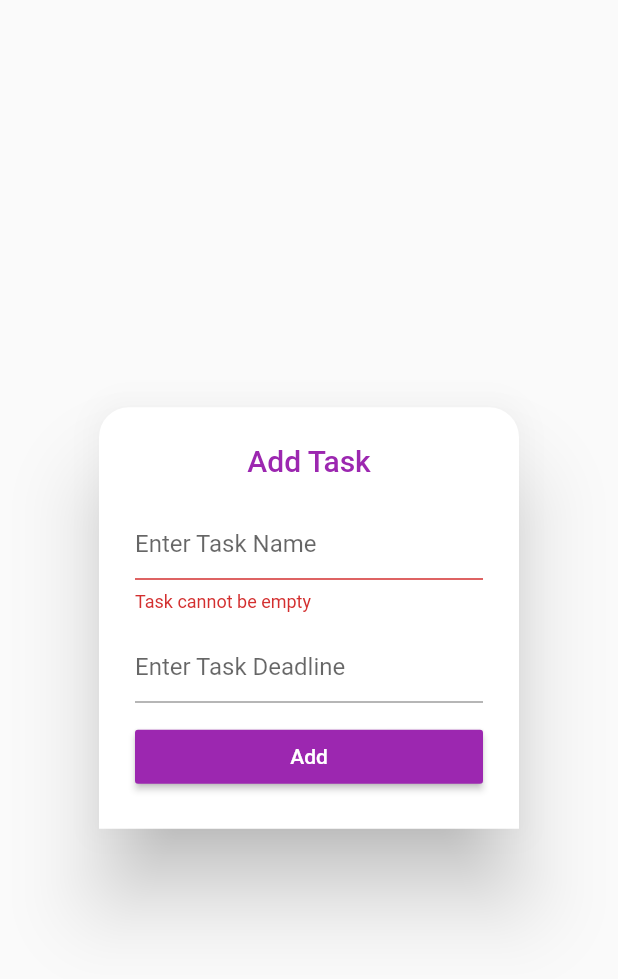
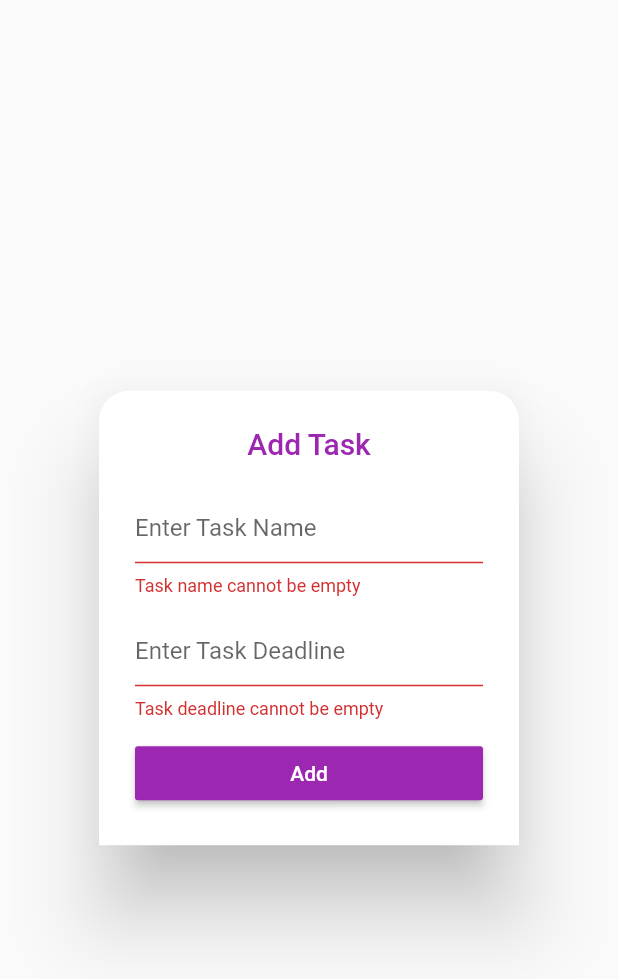
Before and after one commit to YusifGhonimDev/my_tasks, a Flutter app: the TaskDialog widget shown alone on an empty page, opened directly, after a tap on "Add", on a phone screen of 412 x 824 dp. Shown: the top 979 px of the screen. Run offline on Flutter 3.47's test engine with Material 2 defaults, Android fonts, the phone set to English and light mode, and no system bars; our stand-ins replace bloc, flutter_bloc, flutter_local_notifications, flutter_slidable, rxdart, sqflite and 1 more; accounts and stored records are empty.

Commit message:
added deadline to list

```diff
--- a/lib/business_logic/notification_cubit/notification_state.dart
+++ /dev/null
@@ -1,12 +0,0 @@
-part of 'notification_cubit.dart';
-
-@immutable
-abstract class NotificationState {}
-
-class NotificationInitial extends NotificationState {}
-
-class NotificationPushed extends NotificationState {
-  final DateTime deadline;
-
-  NotificationPushed(this.deadline);
-}
--- a/lib/business_logic/task_cubit/task_cubit.dart
+++ b/lib/business_logic/task_cubit/task_cubit.dart
@@ -1,8 +1,10 @@
 import 'package:bloc/bloc.dart';
 import 'package:flutter/material.dart';
+import 'package:my_tasks/data/model/notification.dart' as n;
 import 'package:my_tasks/data/model/task.dart';
 
 import '../../helper/db_helper.dart';
+import '../../helper/notification_helper.dart';
 
 part 'task_state.dart';
 
@@ -12,6 +14,7 @@ class TaskCubit extends Cubit<TaskState> {
   TaskCubit() : super(TaskInitial());
 
   Future<void> getTasks() async {
+    NotificationHelper.init();
     await DBHelper.initDB();
     DBHelper.readData().then((tasks) {
       _tasks = tasks;
@@ -25,16 +28,39 @@ class TaskCubit extends Cubit<TaskState> {
     emit(TaskUpdated(updatedTasks: _tasks, completedTasks: _completedTasks));
   }
 
-  void addTask(String taskName) async {
-    int taskID = await DBHelper.insertData(Task(name: taskName));
+  void addTask(Task task, DateTime deadline) async {
+    int taskID = await DBHelper.insertData(
+        Task(name: task.name, deadline: task.deadline));
     _tasks.add(
       Task(
-        name: taskName,
+        name: task.name,
+        deadline: task.deadline,
         id: taskID,
       ),
     );
+    _showNotification(
+        deadline, Task(name: task.name, deadline: task.deadline, id: taskID));
     emit(SnackBarShown(taskState: 'Added', color: Colors.purple));
     emit(TaskUpdated(updatedTasks: _tasks, completedTasks: _completedTasks));
+  }
+
+  void _showNotification(DateTime deadline, Task task) {
+    String deadlineString = _getNotificationTime(deadline);
+    NotificationHelper.showNotification(n.Notification(
+        id: 0,
+        title: 'Hey!',
+        body: 'Time To ${task.name} At $deadlineString',
+        payload: 'payload',
+        scheduleTime: deadline.subtract(const Duration(hours: 1))));
+  }
+
+  String _getNotificationTime(DateTime deadline) {
+    String deadlineHour = deadline.hour.toString().padLeft(2, '0');
+    String deadlineMinute = deadline.minute.toString().padLeft(2, '0');
+    String deadlineString = int.parse(deadlineHour) > 12
+        ? '${int.parse(deadlineHour) - 12}:$deadlineMinute PM'
+        : '$deadlineHour:$deadlineMinute AM';
+    return deadlineString;
   }
 
   void deleteTask(int index, int id) {
@@ -44,9 +70,11 @@ class TaskCubit extends Cubit<TaskState> {
     emit(TaskUpdated(updatedTasks: _tasks, completedTasks: _completedTasks));
   }
 
-  void editTask(int index, String taskName) {
-    _tasks[index].name = taskName;
+  void editTask(int index, Task task, DateTime deadline) {
+    _tasks[index].name = task.name;
+    _tasks[index].deadline = task.deadline;
     DBHelper.updateData(_tasks[index]);
+    _showNotification(deadline, task);
     emit(SnackBarShown(taskState: 'Edited', color: Colors.green));
     emit(TaskUpdated(updatedTasks: _tasks, completedTasks: _completedTasks));
   }
--- a/lib/data/model/task.dart
+++ b/lib/data/model/task.dart
@@ -1,19 +1,22 @@
 class Task {
   final int? id;
   String name;
+  String deadline;
   bool isDone;
 
   Task({
     this.id,
     required this.name,
+    required this.deadline,
     this.isDone = false,
   });
 
-  factory Task.fromMap(Map mao) {
+  factory Task.fromMap(Map map) {
     return Task(
-      id: mao['id'],
-      name: mao['name'],
-      isDone: mao['isDone'] == 1 ? true : false,
+      id: map['id'],
+      name: map['name'],
+      deadline: map['deadline'],
+      isDone: map['isDone'] == 1 ? true : false,
     );
   }
 
@@ -21,6 +24,7 @@ class Task {
     return {
       'id': id,
       'name': name,
+      'deadline': deadline,
       'isDone': isDone == true ? 1 : 0,
     };
   }
--- a/lib/helper/db_helper.dart
+++ b/lib/helper/db_helper.dart
@@ -32,6 +32,7 @@ class DBHelper {
       CREATE TABLE tasks(
       id INTEGER PRIMARY KEY AUTOINCREMENT,
       name TEXT,
+      deadline TEXT,
       isDone INTEGER)
       ''');
   }
--- a/lib/helper/notification_helper.dart
+++ b/lib/helper/notification_helper.dart
@@ -6,7 +6,7 @@ import 'package:timezone/timezone.dart' as tz;
 
 class NotificationHelper {
   static final _notifications = FlutterLocalNotificationsPlugin();
-  static final onNotifications = BehaviorSubject<String?>();
+  static final _onNotifications = BehaviorSubject<String?>();
 
   static Future<void> init({bool initScheduled = false}) async {
     AndroidInitializationSettings android =
@@ -16,7 +16,7 @@ class NotificationHelper {
         InitializationSettings(android: android, iOS: iOS);
     await _notifications.initialize(
       settings,
-      onSelectNotification: (payload) => onNotifications.add(payload),
+      onSelectNotification: (payload) => _onNotifications.add(payload),
     );
   }
 
--- a/lib/presentation/screens/task_screen.dart
+++ b/lib/presentation/screens/task_screen.dart
@@ -1,7 +1,6 @@
 import 'package:flutter/material.dart';
 import 'package:flutter_bloc/flutter_bloc.dart';
 import 'package:my_tasks/business_logic/task_cubit/task_cubit.dart';
-import 'package:my_tasks/helper/notification_helper.dart';
 import 'package:my_tasks/presentation/widgets/task_list.dart';
 import 'package:my_tasks/presentation/widgets/task_text.dart';
 
@@ -18,7 +17,6 @@ class _TaskScreenState extends State<TaskScreen> {
   @override
   void initState() {
     context.read<TaskCubit>().getTasks();
-    NotificationHelper.init();
     super.initState();
   }
 
@@ -30,7 +28,7 @@ class _TaskScreenState extends State<TaskScreen> {
         child: const Icon(Icons.add),
         onPressed: () => showDialog(
             context: context,
-            builder: (context) => TaskDialog(actionText: 'Add')),
+            builder: (context) => const TaskDialog(actionText: 'Add')),
       ),
       backgroundColor: Colors.purple,
       body: SafeArea(
--- a/lib/presentation/widgets/task_dialog.dart
+++ b/lib/presentation/widgets/task_dialog.dart
@@ -1,18 +1,30 @@
 import 'package:flutter/material.dart';
 import 'package:flutter_bloc/flutter_bloc.dart';
 import 'package:my_tasks/business_logic/task_cubit/task_cubit.dart';
+import 'package:my_tasks/data/model/task.dart';
 
-class TaskDialog extends StatelessWidget {
+class TaskDialog extends StatefulWidget {
   final String actionText;
   final int? index;
-  final TextEditingController _taskNameController = TextEditingController();
-  final GlobalKey<FormState> _formKey = GlobalKey<FormState>();
-  TaskDialog({Key? key, required this.actionText, this.index})
+
+  const TaskDialog({Key? key, required this.actionText, this.index})
       : super(key: key);
 
   @override
+  State<TaskDialog> createState() => _TaskDialogState();
+}
+
+class _TaskDialogState extends State<TaskDialog> {
+  DateTime? deadline;
+  final TextEditingController _taskNameController = TextEditingController();
+  final TextEditingController _taskDeadlineController = TextEditingController();
+  final GlobalKey<FormState> _formKey = GlobalKey<FormState>();
+
+  @override
   Widget build(BuildContext context) {
-    return Form(
+    return Center(
+      child: SingleChildScrollView(
+        child: Form(
           key: _formKey,
           child: AlertDialog(
             shape: const RoundedRectangleBorder(
@@ -22,7 +34,7 @@ class TaskDialog extends StatelessWidget {
               ),
             ),
             title: Text(
-          '$actionText Task',
+              '${widget.actionText} Task',
               textAlign: TextAlign.center,
               style: const TextStyle(
                 color: Colors.purple,
@@ -39,14 +51,18 @@ class TaskDialog extends StatelessWidget {
                         borderSide: BorderSide(color: Colors.purple)),
                   ),
                   controller: _taskNameController,
-              validator: (task) =>
-                  task!.isEmpty ? 'Task cannot be empty' : null,
+                  validator: (value) =>
+                      value!.isEmpty ? 'Task name cannot be empty' : null,
                 ),
                 const SizedBox(height: 12),
-            TextField(
+                TextFormField(
+                  validator: (value) =>
+                      value!.isEmpty ? 'Task deadline cannot be empty' : null,
+                  cursorColor: Colors.purple,
+                  controller: _taskDeadlineController,
                   onTap: () async {
                     FocusScope.of(context).unfocus();
-                TimeOfDay? selectedDate = await showTimePicker(
+                    TimeOfDay? selectedTime = await showTimePicker(
                       context: context,
                       initialTime: TimeOfDay.now(),
                       initialEntryMode: TimePickerEntryMode.input,
@@ -54,21 +70,29 @@ class TaskDialog extends StatelessWidget {
                       cancelText: "CANCEL",
                       helpText: "DEADLINE",
                     );
-                if (selectedDate != null) {
-                  // TODO : Add logic to update the deadline
-                  // DateTime deadline = DateTime(
-                  //   DateTime.now().year,
-                  //   DateTime.now().month,
-                  //   DateTime.now().day,
-                  //   selectedDate.hour,
-                  //   selectedDate.minute,
-                  // );
-                  // print(
-                  //     '${deadline.hour.toString().padLeft(2, '0')}:${deadline.minute.toString().padLeft(2, '0')}');
+                    if (selectedTime != null) {
+                      DateTime deadline = DateTime(
+                        DateTime.now().year,
+                        DateTime.now().month,
+                        DateTime.now().day,
+                        selectedTime.hour,
+                        selectedTime.minute,
+                      );
+                      this.deadline = deadline;
+                      String selectedHour =
+                          deadline.hour.toString().padLeft(2, '0');
+                      String selectedMinute =
+                          deadline.minute.toString().padLeft(2, '0');
+                      _taskDeadlineController.clear();
+                      _taskDeadlineController.text = selectedTime.hour > 12
+                          ? '${int.parse(selectedHour) - 12}:$selectedMinute PM'
+                          : '$selectedHour:$selectedMinute AM';
                     }
                   },
                   decoration: const InputDecoration(
                     hintText: 'Enter Task Deadline',
+                    focusedBorder: UnderlineInputBorder(
+                        borderSide: BorderSide(color: Colors.purple)),
                   ),
                 ),
                 const SizedBox(height: 12),
@@ -76,26 +100,35 @@ class TaskDialog extends StatelessWidget {
                   minWidth: double.infinity,
                   onPressed: () {
                     if (_formKey.currentState!.validate()) {
-                  actionText == 'Add'
-                      ? context
-                          .read<TaskCubit>()
-                          .addTask(_taskNameController.text)
-                      : context
-                          .read<TaskCubit>()
-                          .editTask(index!, _taskNameController.text);
+                      widget.actionText == 'Add'
+                          ? context.read<TaskCubit>().addTask(
+                                Task(
+                                  name: _taskNameController.text,
+                                  deadline: _taskDeadlineController.text,
+                                ),
+                                deadline!,
+                              )
+                          : context.read<TaskCubit>().editTask(
+                              widget.index!,
+                              Task(
+                                  name: _taskNameController.text,
+                                  deadline: _taskDeadlineController.text),
+                              deadline!);
                       _taskNameController.clear();
                       Navigator.pop(context, _taskNameController.text);
                     }
                   },
                   color: Colors.purple,
                   child: Text(
-                actionText,
+                    widget.actionText,
                     style: const TextStyle(color: Colors.white),
                   ),
                 ),
               ],
             ),
           ),
+        ),
+      ),
     );
   }
 }
--- a/lib/presentation/widgets/task_list.dart
+++ b/lib/presentation/widgets/task_list.dart
@@ -78,6 +78,12 @@ class _TaskListState extends State<TaskList> {
                         decoration:
                             task.isDone ? TextDecoration.lineThrough : null),
                   ),
+                  subtitle: Text(
+                    task.deadline,
+                    style: const TextStyle(
+                      fontSize: 14,
+                    ),
+                  ),
                   trailing: Checkbox(
                       activeColor: Colors.purple,
                       value: task.isDone,
```
Also changed, not shown: lib/business_logic/notification_cubit/notification_cubit.dart (deleted, +0 -22 lines), lib/main.dart (+2 -6 lines). Lines whose indentation alone changed are shown as unchanged.
